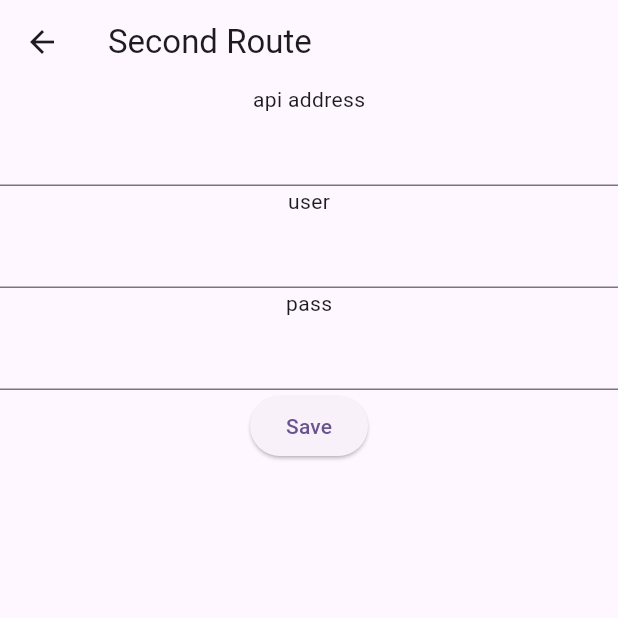
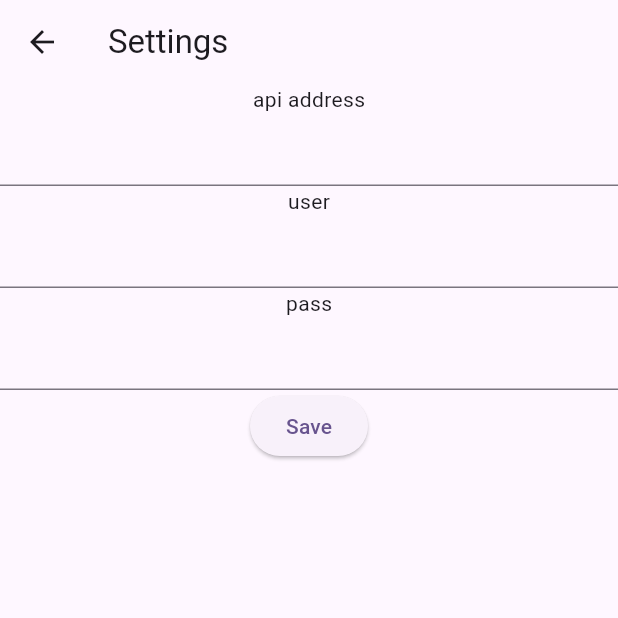
Before and after one commit to stoprain/readify, a Flutter app: the SettingScreen screen opened directly, on a phone screen of 412 x 824 dp, the top half of it. Run offline on Flutter 3.47's test engine with Material 3 defaults, Android fonts, the phone set to English and light mode, and no system bars; our stand-ins replace flutter_widget_from_html, shared_preferences; accounts and stored records are empty.

Commit message:
in progress

```diff
--- a/lib/screens/setting_screen.dart
+++ b/lib/screens/setting_screen.dart
@@ -35,7 +35,7 @@ class SettingScreenState extends State<SettingScreen> {
   Widget build(BuildContext context) {
     return Scaffold(
       appBar: AppBar(
-        title: const Text('Second Route'),
+        title: const Text('Settings'),
       ),
       body: Center(
           child: Column(
```
Also changed, not shown: 5 other files.
